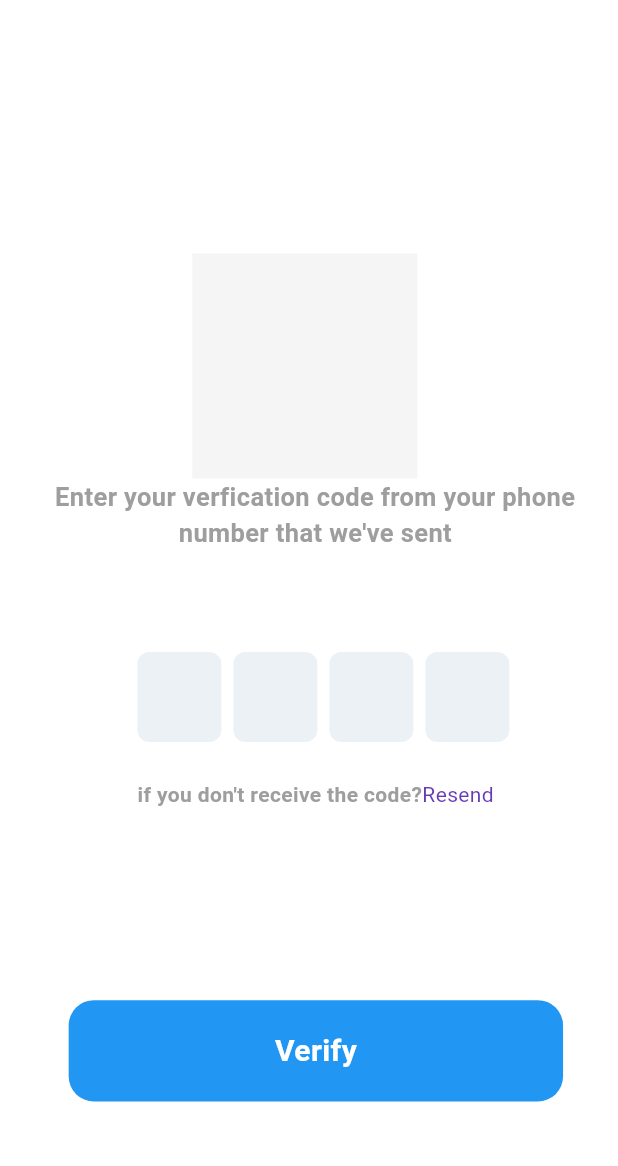
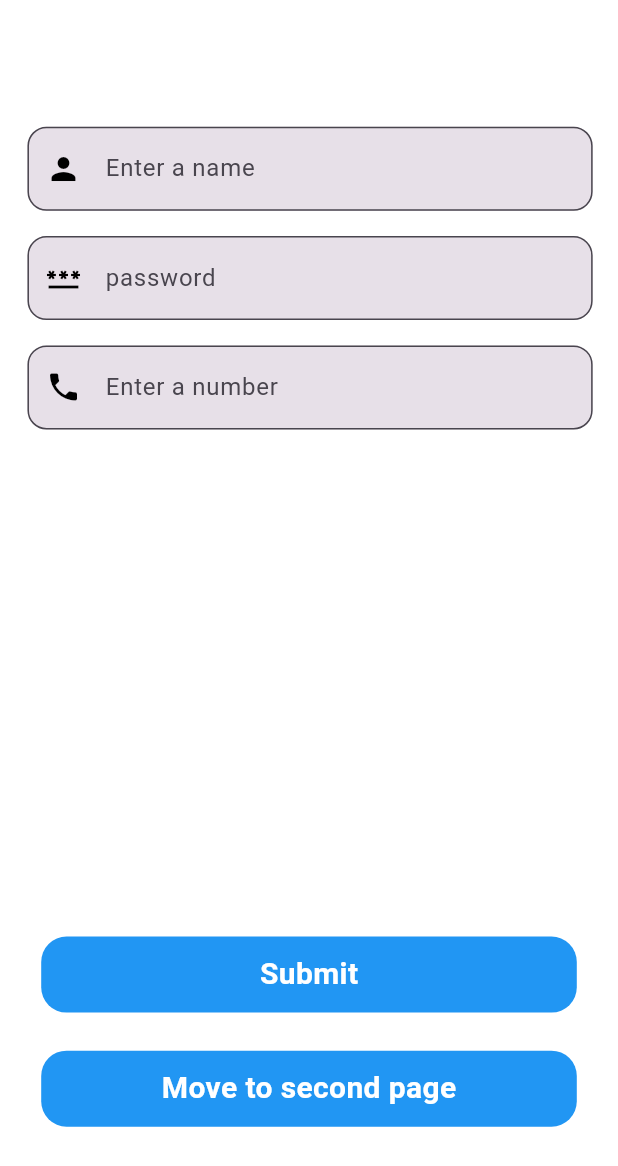
Before and after one commit to najafathima630/car_rent, a Flutter app: the screen it shows after launch, on a phone screen of 412 x 824 dp. Shown: the top 1166 px of the screen. Run offline on Flutter 3.47's test engine with Material 3 defaults, Android fonts, the light colour scheme and no system bars; drawn by our look-alikes of pinput; our stand-ins replace flutter_screenutil, intl_phone_field.

Commit message:
15/10/2024

```diff
--- a/lib/Rentaprocess_page2.dart
+++ b/lib/Rentaprocess_page2.dart
@@ -1,4 +1,5 @@
 // import 'package:car_rental/Car_Rental_UI/CarRental_12.dart';
+import 'package:car_rent/Rentprocess_page3.dart';
 import 'package:flutter/material.dart';
 import 'package:flutter_screenutil/flutter_screenutil.dart';
 import 'package:intl/intl.dart';
@@ -381,7 +382,7 @@ class _Carrental_11State extends State<Carrental_11> {
                       onTap: () {
                         Navigator.push(context, MaterialPageRoute(
                           builder: (context) {
-                            return Carrental_11();
+                            return RentprocessPage3();
                           },
                         ));
                       },
--- /dev/null
+++ b/lib/Task1.dart
@@ -0,0 +1,136 @@
+import 'package:car_rent/Task2.dart';
+import 'package:flutter/cupertino.dart';
+import 'package:flutter/material.dart';
+import 'package:flutter_screenutil/flutter_screenutil.dart';
+
+class Task1 extends StatefulWidget {
+  const Task1({super.key});
+
+  @override
+  State<Task1> createState() => _Task1State();
+}
+
+class _Task1State extends State<Task1> {
+  @override
+  Widget build(BuildContext context) {
+    return Scaffold(
+      backgroundColor: Colors.white,
+      body: Column(
+        children: [
+          Padding(
+            padding: EdgeInsets.only(top: 100.h, left: 20.w, right: 20.r),
+            child: TextField(
+              decoration: InputDecoration(
+                border: OutlineInputBorder(
+                    borderRadius: BorderRadius.circular(15.r)),
+                prefixIcon: Icon(
+                  Icons.person,
+                  color: Colors.black,
+                ),
+                prefixIconColor: Colors.white,
+                suffixIconColor: Colors.pink,
+                hintText: "Enter a name",
+                filled: true,
+              ),
+            ),
+          ),
+          Column(
+            children: [
+              Padding(
+                padding: EdgeInsets.only(left: 20.w, right: 20.r, top: 20.h),
+                child: TextField(
+                  decoration: InputDecoration(
+                      border: OutlineInputBorder(
+                          borderRadius: BorderRadius.circular(15.r)),
+                      prefixIcon: Icon(
+                        Icons.password,
+                        color: Colors.black,
+                      ),
+                      prefixIconColor: Colors.white,
+                      suffixIconColor: Colors.pink,
+                      hintText: "password",
+                      filled: true),
+                ),
+              )
+            ],
+          ),
+          Column(
+            children: [
+              Padding(
+                padding: EdgeInsets.only(top: 20.h, left: 20.w, right: 20.r),
+                child: TextField(
+                  decoration: InputDecoration(
+                      border: OutlineInputBorder(
+                          borderRadius: BorderRadius.circular(15.r)),
+                      prefixIcon: Icon(
+                        Icons.phone,
+                        color: Colors.black,
+                      ),
+                      prefixIconColor: Colors.white,
+                      suffixIconColor: Colors.pink,
+                      hintText: "Enter a number",
+                      filled: true),
+                ),
+              )
+            ],
+          ),
+          Padding(
+            padding: EdgeInsets.only(top: 400.h),
+            child: InkWell(onTap: () {
+              Navigator.push(context,MaterialPageRoute(builder: (context) {
+                return Task2();
+
+              },) ,);
+            },
+              child: InkWell( onTap: () {
+                Navigator.push(context ,MaterialPageRoute(builder: (context) {
+                  return Task2();
+                },),);
+              },
+                child: Container(
+                  child: Center(
+                    child: Text(
+                      "Submit",
+                      style: TextStyle(
+                          color: Colors.white,
+                          fontWeight: FontWeight.bold,
+                          fontSize: 20),
+                    ),
+                  ),
+                  width: 390.w,
+                  height: 60.h,
+                  decoration: BoxDecoration(
+                      borderRadius: BorderRadius.circular(20.r),
+                      color: Colors.blue),
+                ),
+              ),
+            ),
+          ),
+          Row(
+            children: [
+              Padding(
+                padding: EdgeInsets.only(top: 30.h, left: 30.w),
+                child: Container(
+                  child: Center(
+                    child: Text(
+                      "Move to second page",
+                      style: TextStyle(
+                          color: Colors.white,
+                          fontWeight: FontWeight.bold,
+                          fontSize: 20),
+                    ),
+                  ),
+                  width: 390.w,
+                  height: 60.h,
+                  decoration: BoxDecoration(
+                      borderRadius: BorderRadius.circular(20.r),
+                      color: Colors.blue),
+                ),
+              ),
+            ],
+          )
+        ],
+      ),
+    );
+  }
+}
--- a/lib/main.dart
+++ b/lib/main.dart
@@ -8,6 +8,8 @@ import 'package:car_rent/Rentprocess_page1.dart';
 import 'package:car_rent/Rentprocess_page3.dart';
 import 'package:car_rent/Rentprocess_page4.dart';
 import 'package:car_rent/Rentprocess_page5.dart';
+import 'package:car_rent/Task1.dart';
+import 'package:car_rent/Task2.dart';
 import 'package:car_rent/Url_launcher.dart';
 import 'package:car_rent/Whishlist_page.dart';
 import 'package:car_rent/inbox_page.dart';
@@ -31,6 +33,7 @@ class MyApp extends StatelessWidget {
   Widget build(BuildContext context) {
     return ScreenUtilInit(designSize: Size(450, 975),splitScreenMode: true,minTextAdapt: true,
       builder: (context, child) => MaterialApp(
+        debugShowCheckedModeBanner: false,
         title: 'Flutter Demo',
         theme: ThemeData(
           // This is the theme of your application.
@@ -51,7 +54,7 @@ class MyApp extends StatelessWidget {
           colorScheme: ColorScheme.fromSeed(seedColor: Colors.deepPurple),
           useMaterial3: true,
         ),
-        home: Loginscreen2(),
+        home: Task1(),
     )
     );
   }
--- a/lib/otherscreen3.dart
+++ b/lib/otherscreen3.dart
@@ -1,3 +1,4 @@
+import 'package:car_rent/Loginscreen.dart';
 import 'package:flutter/material.dart';
 import 'package:flutter_screenutil/flutter_screenutil.dart';
 
@@ -376,7 +377,7 @@ class _carrental_3State extends State<Carrental_3> {
                 onTap: () {
                   Navigator.push(context, MaterialPageRoute(
                     builder: (context) {
-                      return Carrental_3();
+                      return Loginscreen();
                     },
                   ));
                 },
```
Also changed, not shown: lib/Home.dart (+14 -14 lines), lib/Loginscreen.dart (+10 -9 lines), lib/Loginscreen2.dart (+8 -0 lines), lib/Rentprocess_page1.dart (+11 -1 lines), lib/Rentprocess_page3.dart (+15 -1 lines), lib/Rentprocess_page4.dart (+10 -1 lines), lib/Rentprocess_page5.dart (+11 -16 lines), lib/Task2.dart (added, +68 -0 lines), lib/otherscreen1.dart (+5 -12 lines), lib/otherscreen2.dart (+33 -13 lines), assets/Screenshot 2024-10-14 115009.png (added).
